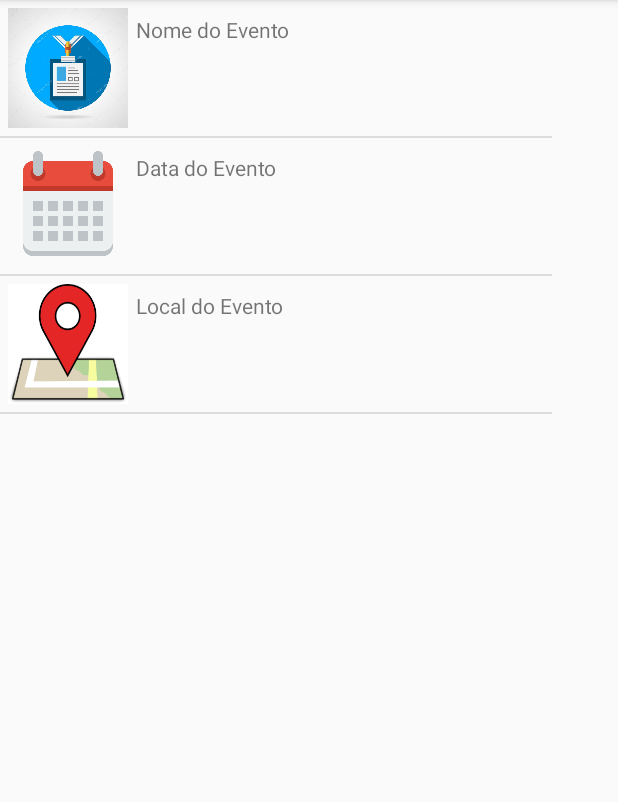
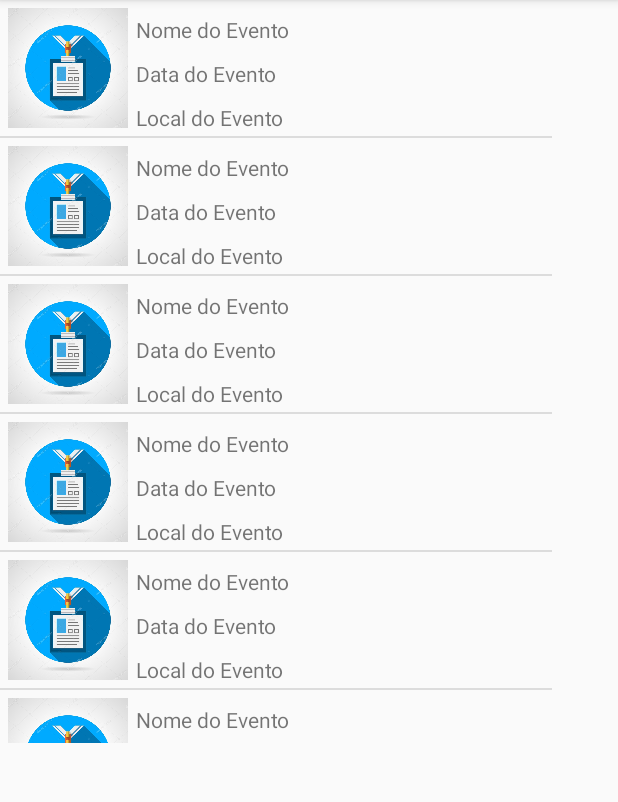
Before and after one commit to higorbhermes/Trabalho02-2017--2, an Android app: the screen it shows after launch (MainActivity), on a phone screen of 412 x 824 dp, the part 84-886 px from its top. Run offline under Robolectric (Android 15) with nearby library versions, the phone set to English and light mode, and no system bars.

Commit message:
Colocando Mais Itens na tela

```diff
--- a/app/src/main/java/br/iff/pooa20172/trabalho02_2017_2/MainActivity.java
+++ b/app/src/main/java/br/iff/pooa20172/trabalho02_2017_2/MainActivity.java
@@ -29,7 +29,6 @@ public class MainActivity extends AppCompatActivity {
         lista.setOnItemClickListener(new AdapterView.OnItemClickListener() {
         @Override
         public void onItemClick(AdapterView<?> adapterView, View view, int i, long l) {
-            Toast.makeText(getBaseContext(), "Evento: "+evento.get(i).getNome(), Toast.LENGTH_SHORT).show();
             Intent intent = new Intent(MainActivity.this, Main2Activity.class);
             intent.putExtra("nome", evento.get(i).getNome());
             startActivity(intent);
@@ -39,12 +38,22 @@ public class MainActivity extends AppCompatActivity {
 
     private ArrayList<Evento> adicionarEvento() {
         ArrayList<Evento> evento = new ArrayList<Evento>();
-        Evento e = new Evento("Nome do Evento", R.drawable.nome);
-        evento.add(e);
-        Evento f = new Evento("Data do Evento", R.drawable.data);
-        evento.add(f);
-        Evento g = new Evento("Local do Evento", R.drawable.local);
-        evento.add(g);
+        Evento ev1 = new Evento("Nome do Evento", R.drawable.nome);
+        evento.add(ev1);
+        Evento ev2 = new Evento("Nome do Evento", R.drawable.nome);
+        evento.add(ev2);
+        Evento ev3 = new Evento("Nome do Evento", R.drawable.nome);
+        evento.add(ev3);
+        Evento ev4 = new Evento("Nome do Evento", R.drawable.nome);
+        evento.add(ev4);
+        Evento ev5 = new Evento("Nome do Evento", R.drawable.nome);
+        evento.add(ev5);
+        Evento ev6 = new Evento("Nome do Evento", R.drawable.nome);
+        evento.add(ev6);
+        Evento ev7 = new Evento("Nome do Evento", R.drawable.nome);
+        evento.add(ev7);
+        Evento e8 = new Evento("Nome do Evento", R.drawable.nome);
+        evento.add(e8);
         return evento;
     }
 }
--- a/app/src/main/res/layout/item_evento.xml
+++ b/app/src/main/res/layout/item_evento.xml
@@ -20,5 +20,17 @@
             android:text="Nome do Evento"
             android:id="@+id/nome"
             android:layout_marginTop="10dp" />
+        <TextView
+            android:layout_width="wrap_content"
+            android:layout_height="wrap_content"
+            android:text="Data do Evento"
+            android:id="@+id/data"
+            android:layout_marginTop="10dp" />
+        <TextView
+            android:layout_width="wrap_content"
+            android:layout_height="wrap_content"
+            android:text="Local do Evento"
+            android:id="@+id/local"
+            android:layout_marginTop="10dp" />
     </LinearLayout>
 </LinearLayout>
```
